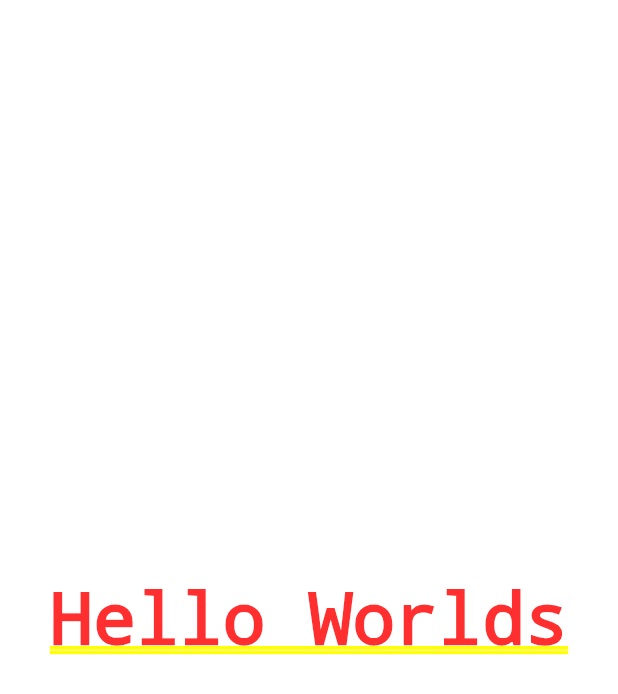
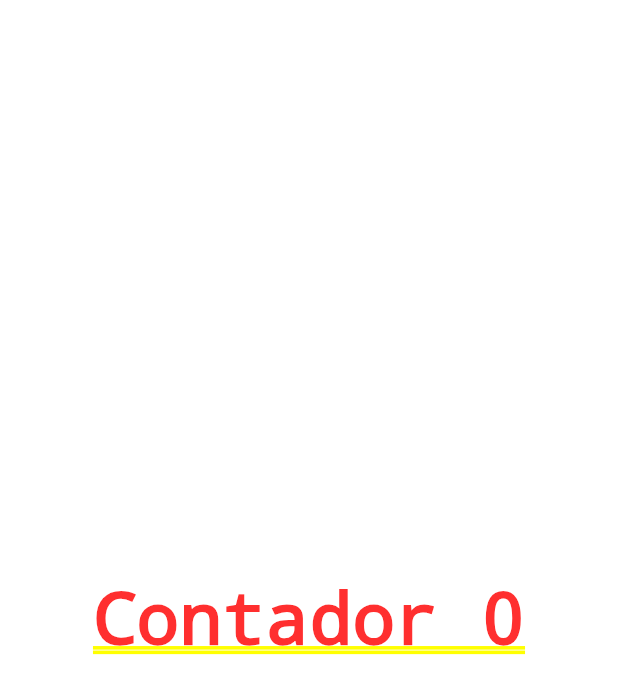
Before and after one commit to lgustavosoftwareengineer/flutter-studys, a Flutter app: the screen it shows after launch, on a phone screen of 412 x 824 dp. Shown: the top 694 px of the screen. Run offline on Flutter 3.47's test engine with Material 2 defaults, Android fonts, the phone set to English and light mode, and no system bars.

```diff
--- a/lib/main.dart
+++ b/lib/main.dart
@@ -2,9 +2,7 @@ import 'package:flutter/material.dart';
 import 'package:flutter/widgets.dart';
 
 main() {
-  runApp(AppWidget(
-    title: 'Hello Worlds'
-  ));
+  runApp(AppWidget(title: 'Hello Worlds'));
 }
 
 class AppWidget extends StatelessWidget {
@@ -15,12 +13,35 @@ class AppWidget extends StatelessWidget {
   @override
   Widget build(BuildContext context) {
     return MaterialApp(
-      theme: ThemeData(
-        primarySwatch:  Colors.red,
-      ),
-      home: Container(
-        child: Center(child: Text(title)),
-      ),
+        theme: ThemeData(
+          primarySwatch: Colors.red,
+        ),
+        home: HomePage());
+  }
+}
+
+class HomePage extends StatefulWidget {
+  @override
+  State<HomePage> createState() {
+    return HomePageState();
+  }
+}
+
+class HomePageState extends State<HomePage> {
+  int count = 0;
+
+  @override
+  Widget build(BuildContext context) {
+    return Container(
+      child: Center(
+          child: GestureDetector(
+        child: Text('Contador $count'),
+        onTap: () {
+          setState(() {
+            count++;
+          });
+        },
+      )),
     );
   }
 }
```
